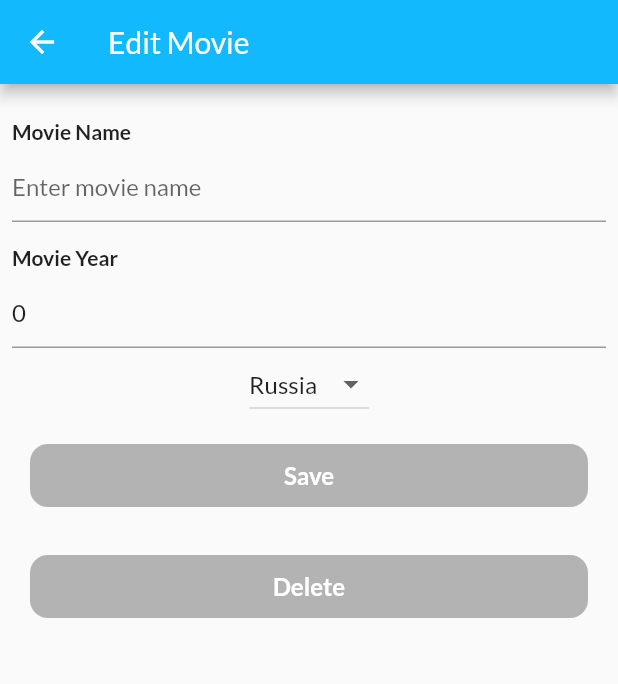
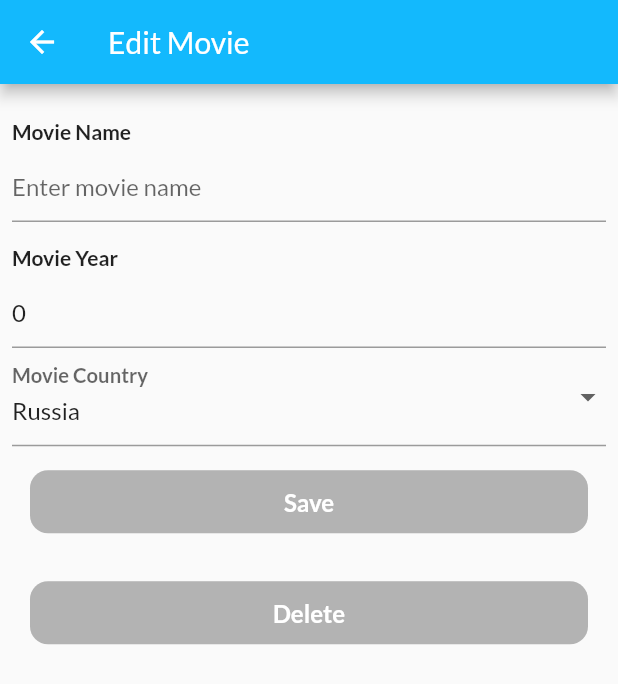
Before and after one commit to set2905/movies_objbox_riverpod, a Flutter app: the screen it shows after launch, after a tap on "New movie", on a phone screen of 412 x 824 dp. Shown: the top 684 px of the screen. Run offline on Flutter 3.47's test engine with Material 2 defaults, Android fonts, the phone set to English and light mode, and no system bars; our stand-ins replace flutter_riverpod, formz, freezed_annotation, get_it, go_router, google_fonts and 3 more; missing offline and left inert: riverpod_infinite_scroll; generated files the repository leaves out were written again.

Commit message:
loading indicator centered

```diff
--- a/lib/presentation/controllers/movies/moviesnotifier.dart
+++ b/lib/presentation/controllers/movies/moviesnotifier.dart
@@ -20,7 +20,7 @@ class MoviesNotifier extends StateNotifier<MoviesState>
       final MoviesRepo moviesRepo = locator();
       List<Movie> loadedmovies =
           await moviesRepo.getMovies(page, search: state.search);
-      var previousPageKeys = List<int>.generate(page, (i) => i + 1);
+      List<int>? previousPageKeys = List<int>.generate(page, (i) => i + 1);
       state = state.copyWith(
           records: [...(state.records ?? []), ...loadedmovies],
           nextPageKey: _calculateNextPageKey(loadedmovies.length, limit),
--- a/lib/presentation/controllers/movies/moviesstate.dart
+++ b/lib/presentation/controllers/movies/moviesstate.dart
@@ -2,20 +2,22 @@ import 'package:movies_objbox_riverpod/domain/models/movie.dart';
 import 'package:riverpod_infinite_scroll/riverpod_infinite_scroll.dart';
 
 class MoviesState extends PagedState<int, Movie> {
-final String? search;
+  final String? search;
   const MoviesState(
-      {
-        this.search,
+      {this.search,
       List<Movie>? records,
       String? error,
       int? nextPageKey,
       List<int>? previousPageKeys})
-      : super(records: records, error: error, nextPageKey: nextPageKey);
+      : super(
+            records: records,
+            error: error,
+            nextPageKey: nextPageKey,
+            previousPageKeys: previousPageKeys ?? const []);
 
   @override
   MoviesState copyWith(
-      {
-      List<Movie>? records,
+      {List<Movie>? records,
       dynamic error,
       dynamic nextPageKey,
       List<int>? previousPageKeys}) {
@@ -24,10 +26,11 @@ final String? search;
         error: error,
         nextPageKey: nextPageKey,
         previousPageKeys: previousPageKeys);
-    return MoviesState(
+    var moviesState = MoviesState(
         records: sup.records,
         error: sup.error,
         nextPageKey: sup.nextPageKey,
         previousPageKeys: sup.previousPageKeys);
+    return moviesState;
   }
 }
--- a/lib/presentation/widgets/pages/movieeditpage.dart
+++ b/lib/presentation/widgets/pages/movieeditpage.dart
@@ -23,7 +23,7 @@ class MovieEditPage extends ConsumerWidget {
     return Scaffold(
         appBar: AppBar(title: const Text('Edit Movie')),
         body: (state.isLoading || !state.hasValue)
-            ? const CircularProgressIndicator()
+            ? const Center(child: CircularProgressIndicator())
             : Padding(
                 padding: const EdgeInsets.all(8.0),
                 child: Column(
@@ -50,7 +50,7 @@ class MovieEditPage extends ConsumerWidget {
                       validator: (value) =>
                           state.value?.yearFormz.error?.getMessage(),
                     ),
-                    DropdownButton<Country>(
+                    DropdownButtonFormField<Country>(
                       value: state.value!.selectedCountry,
                       items: state.value!.countries.map((countryItem) {
                         return DropdownMenuItem<Country>(
@@ -60,7 +60,13 @@ class MovieEditPage extends ConsumerWidget {
                       }).toList(),
                       onChanged: (value) => ref
                           .read(movieEditPageControllerProvider(id).notifier)
-                            .updateCountry(value)),
+                          .updateCountry(value),
+                      isExpanded: true,
+                      decoration: const InputDecoration(
+                          labelText: 'Movie Country',
+                          labelStyle: TextStyle(
+                              fontSize: 18, fontWeight: FontWeight.bold)),
+                    ),
                     FormButton(
                       'Save',
                       enabled:
--- a/lib/presentation/widgets/pages/movielandingpage.dart
+++ b/lib/presentation/widgets/pages/movielandingpage.dart
@@ -18,7 +18,7 @@ class MovieLandingPage extends ConsumerWidget {
     return Scaffold(
         appBar: AppBar(),
         body: state.isLoading
-            ? const CircularProgressIndicator()
+            ? const Center(child: CircularProgressIndicator())
             : Column(
                 children: [
                   Text(state.value!.name),
```
Lines whose indentation alone changed are shown as unchanged.
